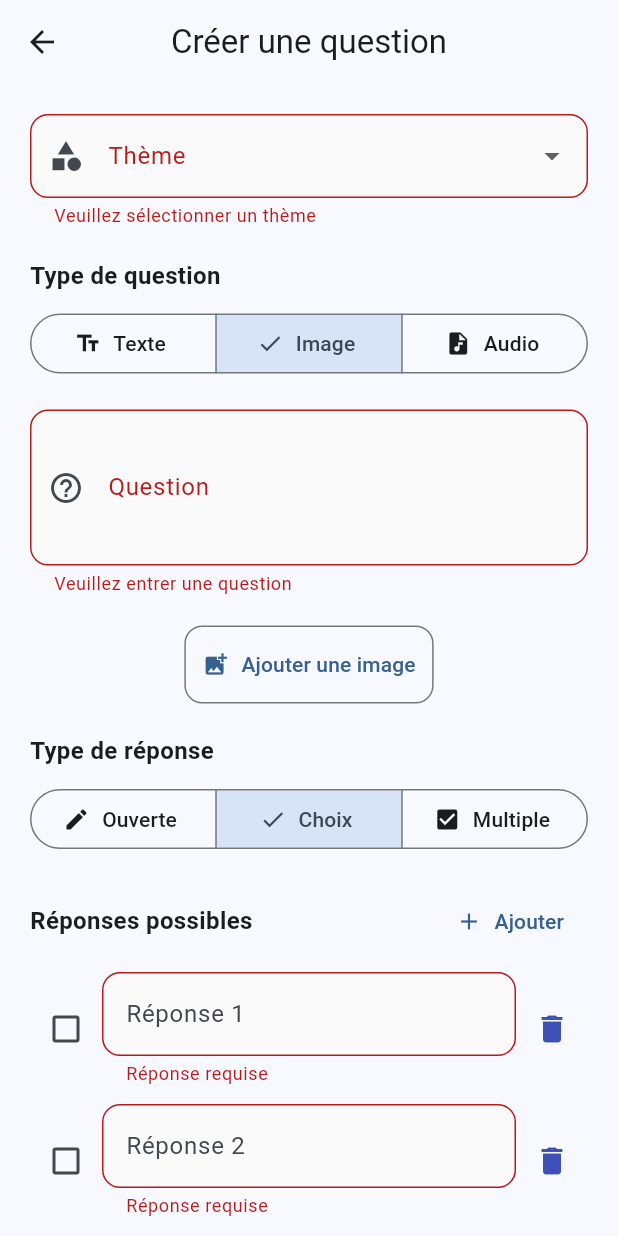
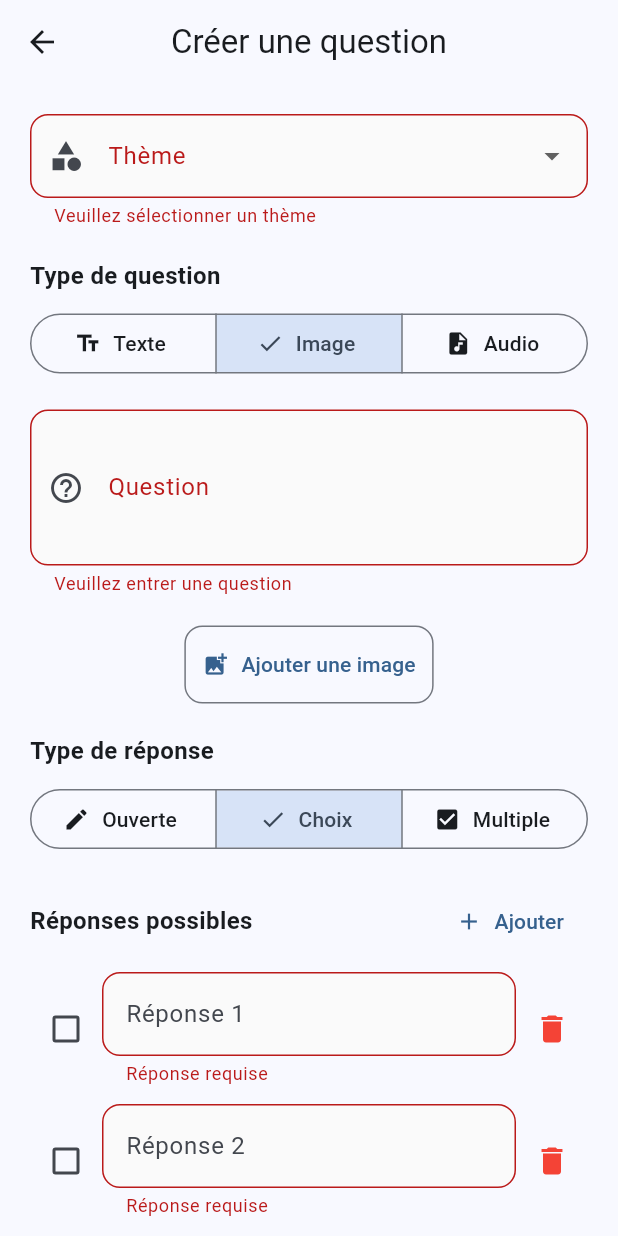
Before and after one commit to Namioumiou/YCulture, a Flutter app: the CreateQuestionScreen screen opened directly, after a tap on "Créer la question", after a tap on "Image", on a phone screen of 412 x 824 dp. Run offline on Flutter 3.47's test engine with Material 3 defaults, Android fonts, the phone set to English and light mode, and no system bars; our stand-ins replace audioplayers, file_picker, image_picker.

Commit message:
Changement couleur + correction bug visuel
Couleur plus neutre et meilleur compréhension
Les éléments ne vont plus en dessous du menu du téléphone

```diff
--- a/app/lib/screens/create_question_screen.dart
+++ b/app/lib/screens/create_question_screen.dart
@@ -96,7 +96,7 @@ class _CreateQuestionScreenState extends State<CreateQuestionScreen> {
         ScaffoldMessenger.of(context).showSnackBar(
           const SnackBar(
             content: Text('Veuillez sélectionner un thème'),
-            backgroundColor: Colors.blueAccent,
+            backgroundColor: Colors.orange,
           ),
         );
         return;
@@ -106,7 +106,7 @@ class _CreateQuestionScreenState extends State<CreateQuestionScreen> {
         ScaffoldMessenger.of(context).showSnackBar(
           const SnackBar(
             content: Text('Veuillez sélectionner au moins une bonne réponse'),
-            backgroundColor: Colors.blueAccent,
+            backgroundColor: Colors.orange,
           ),
         );
         return;
@@ -145,7 +145,7 @@ class _CreateQuestionScreenState extends State<CreateQuestionScreen> {
       ScaffoldMessenger.of(context).showSnackBar(
         const SnackBar(
           content: Text('Question créée avec succès !'),
-          backgroundColor: Colors.lightBlue,
+          backgroundColor: Colors.green,
         ),
       );
 
@@ -400,7 +400,7 @@ class _CreateQuestionScreenState extends State<CreateQuestionScreen> {
                                   ),
                                   filled: true,
                                   fillColor: isCorrect
-                                      ? Colors.lightBlue.withOpacity(0.1)
+                                      ? Colors.green.withOpacity(0.1)
                                       : Colors.grey[50],
                                 ),
                                 validator: (value) {
@@ -413,7 +413,7 @@ class _CreateQuestionScreenState extends State<CreateQuestionScreen> {
                             ),
                             IconButton(
                               onPressed: () => _removeChoiceField(index),
-                              icon: const Icon(Icons.delete, color: Colors.indigo),
+                              icon: const Icon(Icons.delete, color: Colors.red),
                             ),
                           ],
                         ),
--- a/app/lib/screens/home_screen.dart
+++ b/app/lib/screens/home_screen.dart
@@ -63,7 +63,7 @@ class HomeScreen extends StatelessWidget {
               _MenuButton(
                 icon: Icons.add_box,
                 label: 'Créer un thème',
-                color: Colors.lightBlue,
+                color: Colors.teal,
                 onPressed: () {
                   Navigator.push(
                     context,
@@ -77,7 +77,7 @@ class HomeScreen extends StatelessWidget {
               _MenuButton(
                 icon: Icons.question_answer,
                 label: 'Créer une question',
-                color: Colors.indigo,
+                color: Colors.orange,
                 onPressed: () {
                   Navigator.push(
                     context,
```
Also changed, not shown: app/lib/screens/create_theme_screen.dart (+7 -5 lines), app/lib/screens/quiz_screen.dart (+8 -6 lines), app/lib/screens/result_screen.dart (+7 -7 lines), app/lib/screens/theme_selection_screen.dart (+5 -3 lines).
